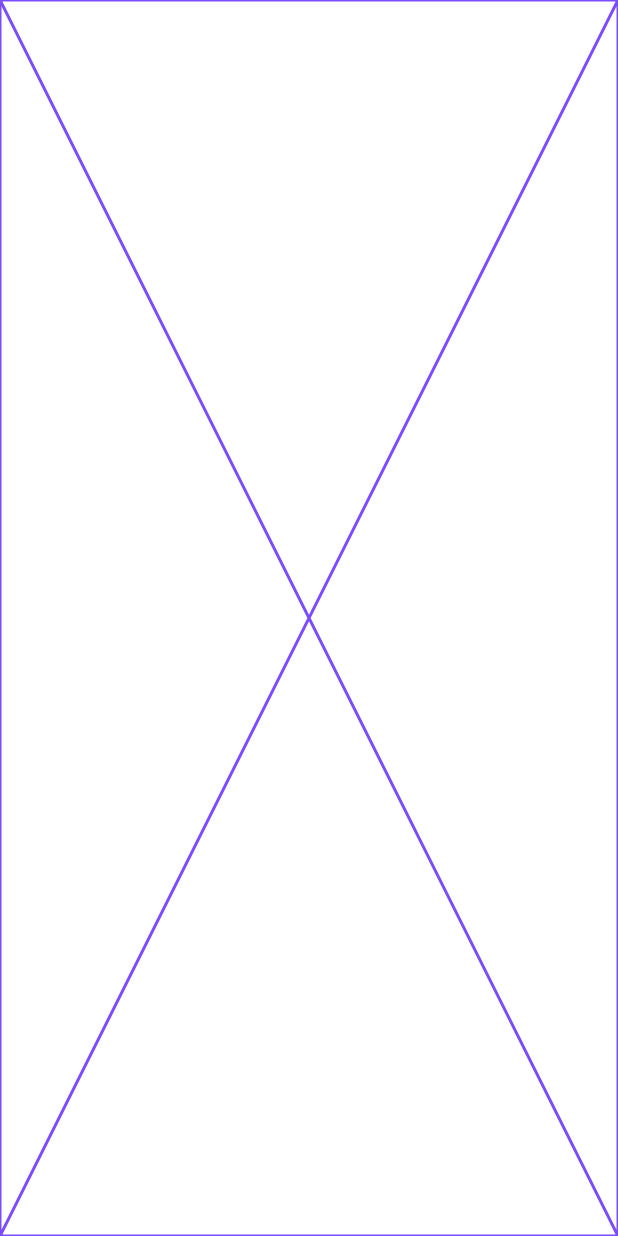
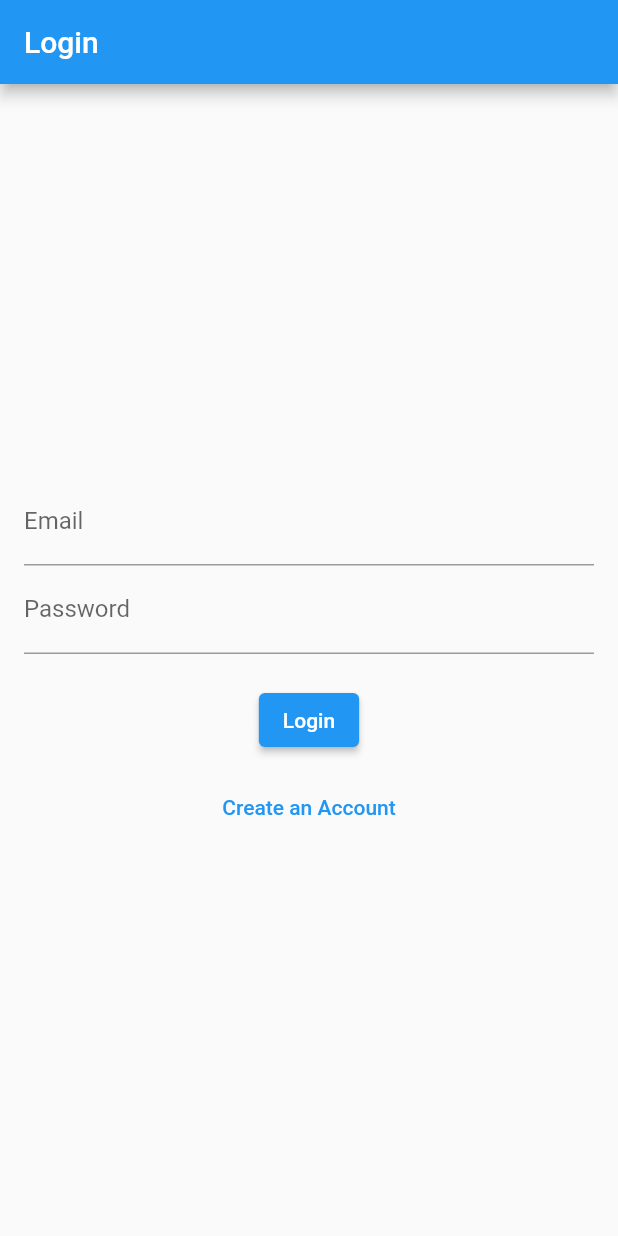
Before and after one commit to satyajeetmanu/contact_list, a Flutter app: the screen it shows after launch, on a phone screen of 412 x 824 dp. Run offline on Flutter 3.47's test engine with Material 2 defaults, Android fonts, the phone set to English and light mode, and no system bars; our stand-ins replace cloud_firestore, firebase_auth, firebase_core; accounts and stored records are empty.

Commit message:
created and implemented login, register and contact list screens

```diff
--- a/lib/main.dart
+++ b/lib/main.dart
@@ -1,16 +1,50 @@
+import 'package:contactlist/screens/contactlist_screen.dart';
+import 'package:contactlist/screens/login_screen.dart';
+import 'package:contactlist/screens/register_screen.dart';
 import 'package:flutter/material.dart';
+import 'package:firebase_core/firebase_core.dart';
+import 'package:firebase_auth/firebase_auth.dart';
 
-void main() {
-  runApp(const HomeScreen());
+void main() async {
+  WidgetsFlutterBinding.ensureInitialized();
+  await Firebase.initializeApp();
+  runApp(MyApp());
 }
 
-class HomeScreen extends StatelessWidget {
-  const HomeScreen({super.key});
+class MyApp extends StatelessWidget {
+  final FirebaseAuth _auth = FirebaseAuth.instance;
 
   @override
   Widget build(BuildContext context) {
-    return const Placeholder(
-      color: Colors.deepPurpleAccent,
+    return MaterialApp(
+      title: 'Contact List App',
+      theme: ThemeData(
+        primarySwatch: Colors.blue,
+      ),
+      home: StreamBuilder<User?>(
+        stream: _auth.authStateChanges(),
+        builder: (context, snapshot) {
+          if (snapshot.connectionState == ConnectionState.active) {
+            User? user = snapshot.data;
+            if (user == null) {
+              // User is not authenticated, show the login screen.
+              return LoginScreen();
+            } else {
+              // User is authenticated, show the contact list screen.
+              return ContactListScreen(user: user);
+            }
+          }
+          // While checking the authentication state, show a loading indicator.
+          return const Scaffold(
+            body: Center(
+              child: CircularProgressIndicator(),
+            ),
+          );
+        },
+      ),
+      routes: {
+        '/register': (context) => RegisterScreen(),
+      },
     );
   }
 }
--- /dev/null
+++ b/lib/screens/login_screen.dart
@@ -0,0 +1,111 @@
+import 'package:flutter/material.dart';
+import 'package:firebase_auth/firebase_auth.dart';
+
+class LoginScreen extends StatefulWidget {
+  @override
+  _LoginScreenState createState() => _LoginScreenState();
+}
+
+class _LoginScreenState extends State<LoginScreen> {
+  final FirebaseAuth _auth = FirebaseAuth.instance;
+  final GlobalKey<FormState> _formKey = GlobalKey<FormState>();
+  final TextEditingController _emailController = TextEditingController();
+  final TextEditingController _passwordController = TextEditingController();
+
+  bool _isLoading = false;
+
+  Future<void> _login() async {
+    if (_formKey.currentState!.validate()) {
+      setState(() {
+        _isLoading = true;
+      });
+
+      try {
+        await _auth.signInWithEmailAndPassword(
+          email: _emailController.text.trim(),
+          password: _passwordController.text,
+        );
+      } catch (error) {
+        showDialog(
+          context: context,
+          builder: (BuildContext context) {
+            return AlertDialog(
+              title: const Text('Login Error'),
+              content: Text(error.toString()),
+              actions: <Widget>[
+                TextButton(
+                  onPressed: () {
+                    Navigator.of(context).pop();
+                  },
+                  child: const Text('OK'),
+                ),
+              ],
+            );
+          },
+        );
+      } finally {
+        setState(() {
+          _isLoading = false;
+        });
+      }
+    }
+  }
+
+  @override
+  Widget build(BuildContext context) {
+    return Scaffold(
+      appBar: AppBar(
+        title: const Text('Login'),
+      ),
+      body: Padding(
+        padding: const EdgeInsets.all(16.0),
+        child: Form(
+          key: _formKey,
+          child: Column(
+            mainAxisAlignment: MainAxisAlignment.center,
+            children: <Widget>[
+              TextFormField(
+                controller: _emailController,
+                keyboardType: TextInputType.emailAddress,
+                validator: (value) {
+                  if (value == null) {
+                    return 'Please enter your email';
+                  }
+                  return null;
+                },
+                decoration: const InputDecoration(
+                  labelText: 'Email',
+                ),
+              ),
+              TextFormField(
+                controller: _passwordController,
+                obscureText: true,
+                validator: (value) {
+                  if (value == null) {
+                    return 'Please enter your password';
+                  }
+                  return null;
+                },
+                decoration: const InputDecoration(
+                  labelText: 'Password',
+                ),
+              ),
+              const SizedBox(height: 20.0),
+              ElevatedButton(
+                onPressed: _isLoading ? null : _login,
+                child: const Text('Login'),
+              ),
+              const SizedBox(height: 10.0),
+              TextButton(
+                onPressed: () {
+                  Navigator.pushNamed(context, '/register');
+                },
+                child: const Text('Create an Account'),
+              ),
+            ],
+          ),
+        ),
+      ),
+    );
+  }
+}
```
Also changed, not shown: lib/screens/contactlist_screen.dart (added, +260 -0 lines), lib/screens/register_screen.dart (added, +106 -0 lines), 3 other files.
